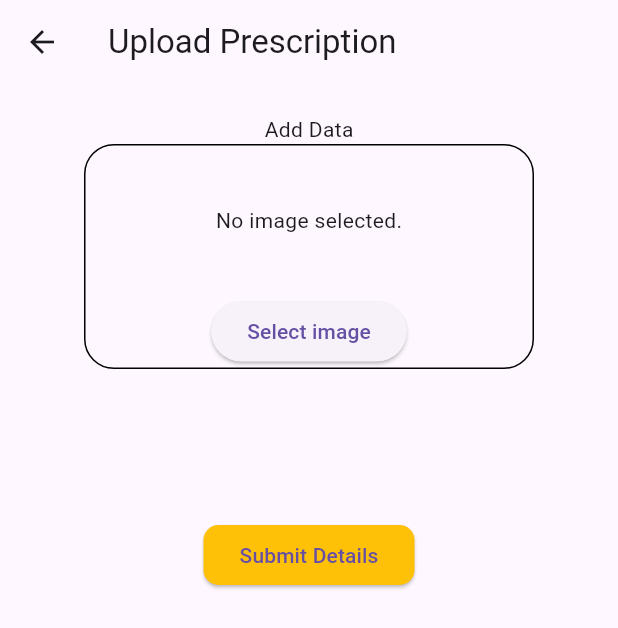
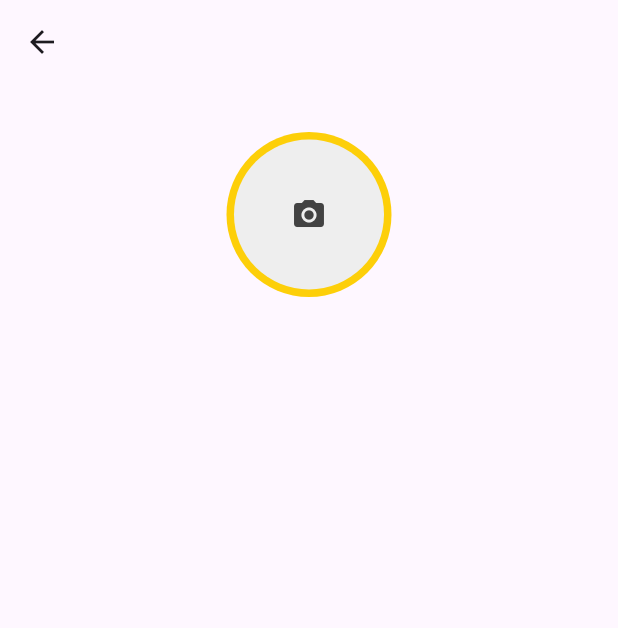
Before and after one commit to Ivin-Mathew/PrescriptionDecoder-BeyondTheLoop, a Flutter app: the RealtimeDatabaseInsert screen opened directly, on a phone screen of 412 x 824 dp. Shown: the top 628 px of the screen. Run offline on Flutter 3.47's test engine with Material 3 defaults, Android fonts, the phone set to English and light mode, and no system bars; our stand-ins replace cloud_firestore, firebase_auth, firebase_core, firebase_storage, image_picker, modal_progress_hud_nsn; accounts and stored records are empty.

Commit message:
Page for sroting data in firebase

```diff
--- a/prescription_decoder/lib/ui/data.dart
+++ b/prescription_decoder/lib/ui/data.dart
@@ -22,10 +22,13 @@ class _DataState extends State<Data> {
 
   Future<void> _fetchDataFromFirestore() async {
     try {
+      // Fetch only one document from Firestore
       final snapshot = await FirebaseFirestore.instance.collection('Records').limit(1).get();
       if (snapshot.docs.isNotEmpty) {
         final data = snapshot.docs.first.data() as Map<String, dynamic>;
         final imageUrl = data['Url'] as String;
+
+        // Call the method to convert image to text
         await _convertImageToText(imageUrl);
       } else {
         throw Exception('No documents found in Firestore');
@@ -73,6 +76,7 @@ class _DataState extends State<Data> {
         backgroundColor: Colors.blue,
       ),
       body: Center(
+        widthFactor: double.maxFinite,
         child: loading
             ? CircularProgressIndicator()
             : convertedText != null
--- a/prescription_decoder/lib/ui/home.dart
+++ b/prescription_decoder/lib/ui/home.dart
@@ -1,5 +1,6 @@
 import 'package:flutter/material.dart';
 import 'package:prescription_decoder/ui/data.dart';
+import 'package:prescription_decoder/ui/scan.dart';
 
 class Home extends StatefulWidget {
   const Home({Key? key}) : super(key: key);
@@ -57,7 +58,10 @@ class _HomeState extends State<Home> {
                 height: 50,
                 child: ElevatedButton(
                   onPressed: () async {
-                    Navigator.of(context).pushReplacement(MaterialPageRoute(
+                    /* Navigator.of(context).pushReplacement(MaterialPageRoute(
+                          builder: (context) => RealtimeDatabaseInsert()));
+                  }, */
+                  Navigator.of(context).pushReplacement(MaterialPageRoute(
                           builder: (context) => Data()));
                   },
                   style: ElevatedButton.styleFrom(
--- a/prescription_decoder/lib/ui/scan.dart
+++ b/prescription_decoder/lib/ui/scan.dart
@@ -1,8 +1,11 @@
 import 'dart:io';
-import 'package:firebase_storage/firebase_storage.dart';
+
+import 'package:cloud_firestore/cloud_firestore.dart';
+import 'package:flutter/foundation.dart';
+import 'package:flutter/material.dart';
 import 'package:image_picker/image_picker.dart';
-import 'package:cloud_firestore/cloud_firestore.dart';
-import 'package:flutter/material.dart';
+import 'package:firebase_storage/firebase_storage.dart' as firebase_storage;
+import 'package:path/path.dart';
 
 class RealtimeDatabaseInsert extends StatefulWidget {
   RealtimeDatabaseInsert({Key? key}) : super(key: key);
@@ -12,123 +15,159 @@ class RealtimeDatabaseInsert extends StatefulWidget {
 }
 
 class _RealtimeDatabaseInsertState extends State<RealtimeDatabaseInsert> {
-  var nameController = TextEditingController();
+  firebase_storage.FirebaseStorage storage =
+      firebase_storage.FirebaseStorage.instance;
+
+  File? _photo;
+  final ImagePicker _picker = ImagePicker();
+  TextEditingController _nameController = TextEditingController();
+  TextEditingController _descriptionController = TextEditingController();
+
+  Future imgFromGallery() async {
+    final pickedFile = await _picker.pickImage(source: ImageSource.gallery);
+
+    setState(() {
+      if (pickedFile != null) {
+        _photo = File(pickedFile.path);
+      } else {
+        print('No image selected.');
+      }
+    });
+  }
+
+  Future imgFromCamera() async {
+    final pickedFile = await _picker.pickImage(source: ImageSource.camera);
+
+    setState(() {
+      if (pickedFile != null) {
+        _photo = File(pickedFile.path);
+      } else {
+        print('No image selected.');
+      }
+    });
+  }
+
+  Future uploadFile() async {
+    if (_photo == null) return;
+    final fileName = basename(_photo!.path);
+    final destination = 'files/$fileName';
+
+    try {
+      final ref = firebase_storage.FirebaseStorage.instance
+          .ref(destination)
+          .child('file/');
+      final uploadTask = ref.putFile(_photo!);
+      final snapshot = await uploadTask.whenComplete(() => null);
+
+      // Get the download URL for the image
+      final String downloadUrl = await snapshot.ref.getDownloadURL();
+
+      // Store the image URL, user name, and description into Firestore
+      await FirebaseFirestore.instance.collection('images').add({
+        'imageUrl': downloadUrl,
+        'userName': _nameController.text.trim(),
+        'description': _descriptionController.text.trim(),
+      });
+
+      // Clear the fields after submission
+      _nameController.clear();
+      _descriptionController.clear();
+    } catch (e) {
+      print('error occurred: $e');
+    }
+  }
+
+  @override
+  @override
+Widget build(BuildContext context) {
+  return Scaffold(
+    appBar: AppBar(),
+    body: Column(
+      children: <Widget>[
+        SizedBox(
+          height: 32,
+        ),
+        Center(
+          child: GestureDetector(
+            onTap: () {
+              _showPicker(context);
+            },
+            child: CircleAvatar(
+              radius: 55,
+              backgroundColor: Color(0xffFDCF09),
+              child: _photo != null
+                  ? ClipRRect(
+                      borderRadius: BorderRadius.circular(50),
+                      child: _photo!.path.startsWith('http')
+                          ? Image.network(
+                              _photo!.path,
+                              width: 100,
+                              height: 100,
+                              fit: BoxFit.fitHeight,
+                            )
+                          : kIsWeb
+                              ? Image.network(
+                                  _photo!.path,
+                                  width: 100,
+                                  height: 100,
+                                  fit: BoxFit.fitHeight,
+                                )
+                              : Image.file(
+                                  _photo!,
+                                  width: 100,
+                                  height: 100,
+                                  fit: BoxFit.fitHeight,
+                                ),
+                    )
+                  : Container(
+                      decoration: BoxDecoration(
+                          color: Colors.grey[200],
+                          borderRadius: BorderRadius.circular(50)),
+                      width: 100,
+                      height: 100,
+                      child: Icon(
+                        Icons.camera_alt,
+                        color: Colors.grey[800],
+                      ),
+                    ),
+            ),
+          ),
+        )
+      ],
+    ),
+  );
+}
 
 
-  final firestore = FirebaseFirestore.instance;
-  File? _image;
-
-  @override
-  Widget build(BuildContext context) {
-    return Center(
-      child: Scaffold(
-        appBar: AppBar(
-          title: const Text('Upload Prescription'),
+  void _showPicker(context) {
+    showModalBottomSheet(
+      context: context,
+      builder: (BuildContext bc) {
+        return SafeArea(
+          child: Container(
+            child: new Wrap(
+              children: <Widget>[
+                new ListTile(
+                  leading: new Icon(Icons.photo_library),
+                  title: new Text('Gallery'),
+                  onTap: () {
+                    imgFromGallery();
+                    Navigator.of(context).pop();
+                  },
                 ),
-        body: SafeArea(
-          child: SingleChildScrollView(
-            child: Padding(
-              padding: const EdgeInsets.all(20.0),
-              child: Column(
-                children: [
-                  Text("Add Data"),
-                  Container(
-                    height: 150,
-                    width: 300,
-                    decoration: BoxDecoration(
-                      border: Border.all(color: Colors.black),
-                      borderRadius: BorderRadius.circular(20),
-                    ),
-                    child: Center(
-                      child: Column(
-                        mainAxisAlignment: MainAxisAlignment.spaceBetween,
-                        children: [
-                          Expanded(
-                            child: Center(
-                              child: _image == null
-                                ? Text('No image selected.')
-                                : _buildImageWidget(), // Use conditional widget based on platform
-                            ),
-                          ),
-                          ElevatedButton(
-                            onPressed: () async {
-                              final image = await ImagePicker().pickImage(source: ImageSource.gallery);
-                              if (image != null) {
-                                setState(() {
-                                  _image = File(image.path);
-                                });
-                              }
+                new ListTile(
+                  leading: new Icon(Icons.photo_camera),
+                  title: new Text('Camera'),
+                  onTap: () {
+                    imgFromCamera();
+                    Navigator.of(context).pop();
                   },
-                            child: Text('Select image'),
                 ),
               ],
             ),
           ),
-                  ),
-                  SizedBox(
-                    height: 30,
-                  ),
-                  SizedBox(
-                    height: 50,
-                    child: _image != null
-                      ? _buildImageWidget() // Use conditional widget based on platform
-                      : Container(), // Placeholder when no image is selected
-                  ),
-                  SizedBox(
-                    height: 20,
-                  ),
-                  ElevatedButton(
-                    onPressed: () async {
-                      if (_image != null) {
-                        // Your upload logic goes here
-                      } else {
-                        // Show error message if no image is selected
-                        showDialog(
-                          context: context,
-                          builder: (BuildContext context) {
-                            return AlertDialog(
-                              title: Text("Error"),
-                              content: Text("Please select an image."),
-                              actions: [
-                                TextButton(
-                                  onPressed: () {
-                                    Navigator.of(context).pop();
-                                  },
-                                  child: Text("OK"),
-                                ),
-                              ],
         );
       },
     );
   }
-                    },
-                    child: Text(
-                      "Submit Details",
-                    ),
-                    style: ElevatedButton.styleFrom(
-                      backgroundColor: Colors.amber,
-                      shape: RoundedRectangleBorder(
-                        borderRadius: BorderRadius.circular(10),
-                      ),
-                    ),
-                  ),
-                ],
-              ),
-            ),
-          ),
-        ),
-      ),
-    );
 }
-
-   Widget _buildImageWidget() {
-  if (Platform.isIOS || Platform.isAndroid) {
-    // Use Image.file for non-web platforms
-    return Image.file(_image!);
-  } else {
-    // Use Image.network for web platform
-    return Image.network(_image!.path);
-  }
-}
-
-}
```
Also changed, not shown: prescription_decoder/lib/ui/response.dart (added, +15 -0 lines), 2 other files. Lines whose indentation alone changed are shown as unchanged.
